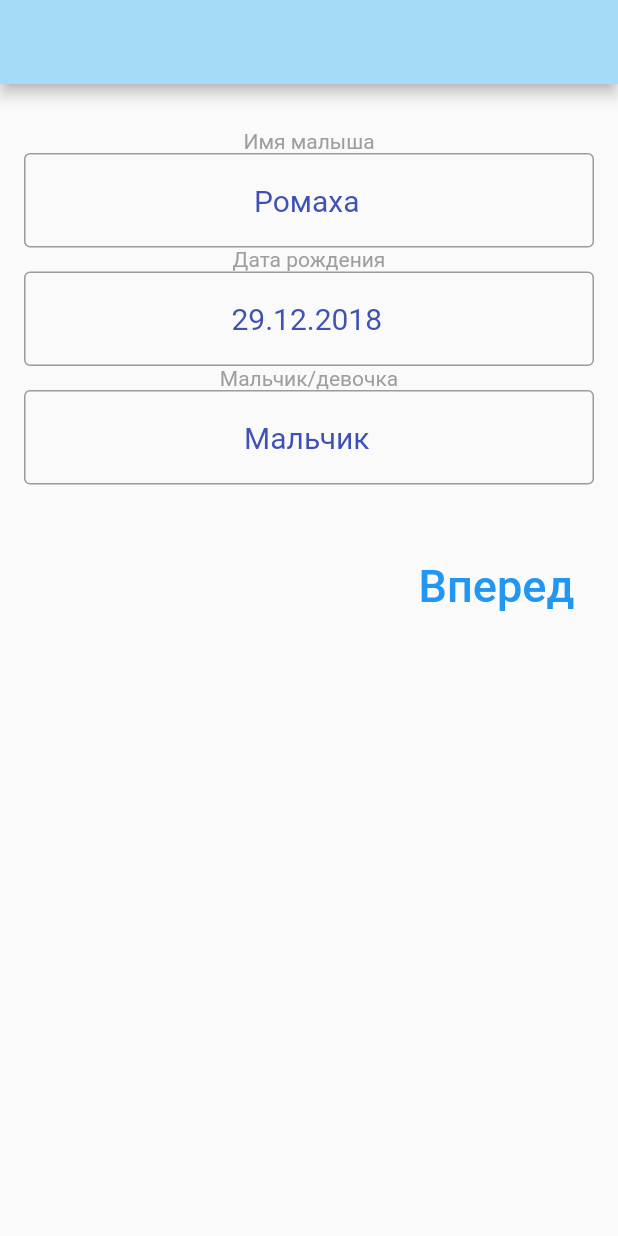
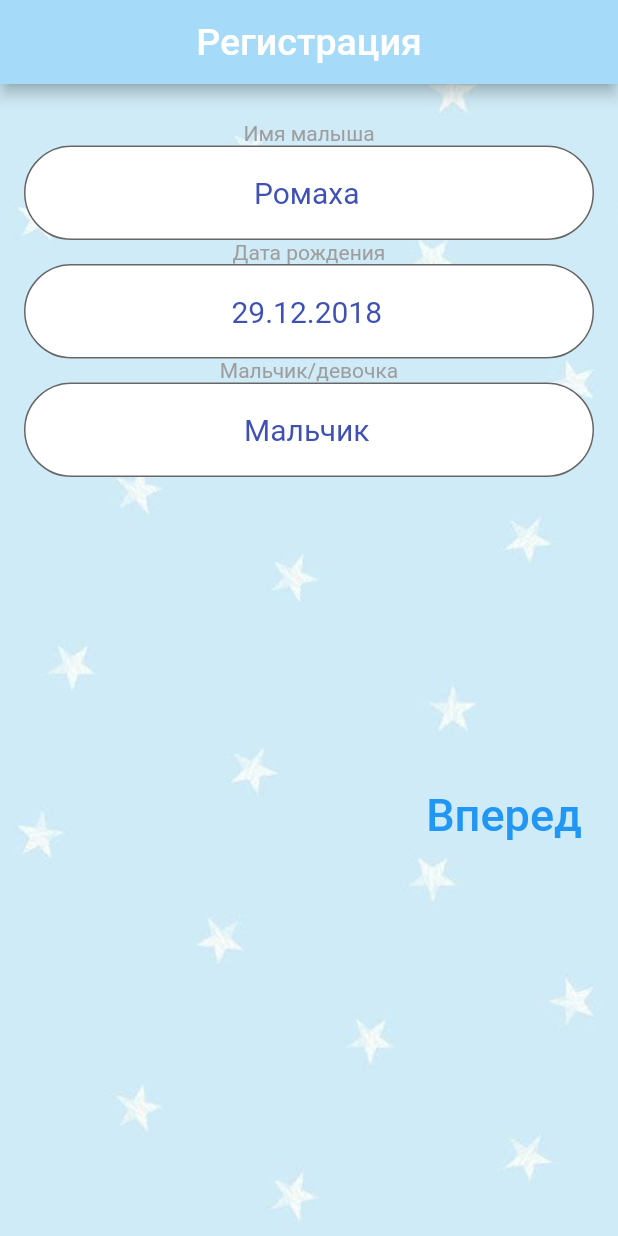
Before and after one commit to TagaevaMaria/diary_baby, a Flutter app: the screen it shows after launch, on a phone screen of 412 x 824 dp. Run offline on Flutter 3.47's test engine with Material 2 defaults, Android fonts, the phone set to English and light mode, and no system bars; our stand-ins replace get, table_calendar.

```diff
--- a/lib/ScreenHeightWeight/screen_height_weight.dart
+++ b/lib/ScreenHeightWeight/screen_height_weight.dart
@@ -31,7 +31,9 @@ class _ScrenHeightWeightState extends State<ScreenHeightWeight> {
             const EdgeInsets.only(top: 50, bottom: 20, left: 10, right: 10),
         mainAxisAlignment: MainAxisAlignment.spaceBetween,
         crossAxisAlignment: CrossAxisAlignment.start,
-        onPressed: () {},
+        onPressed: () {
+          Navigator.of(context).pushNamed('/indicator_calendar_weight');
+        },
         onPressedTwo: () {},
         paddingTwy:
             const EdgeInsets.only(top: 50, bottom: 20, left: 10, right: 10),
--- a/lib/authorization/authorization.dart
+++ b/lib/authorization/authorization.dart
@@ -1,8 +1,21 @@
+import 'package:diary_baby/main_screen/background_widget.dart';
 import 'package:flutter/cupertino.dart';
 import 'package:flutter/material.dart';
 
 import '../main_screen/main_screen_widget.dart';
 
+/// стиль TextField
+const _styleTextFiled = InputDecoration(
+  filled: true,
+  fillColor: Colors.white,
+  border: OutlineInputBorder(
+    borderRadius: BorderRadius.all(
+      Radius.circular(50),
+    ),
+  ),
+);
+
+/// авторизация
 class Authorization extends StatefulWidget {
   const Authorization({Key? key}) : super(key: key);
 
@@ -10,7 +23,6 @@ class Authorization extends StatefulWidget {
   _AuthorizationState createState() => _AuthorizationState();
 }
 
-/// авторизация
 class _AuthorizationState extends State<Authorization> {
   final _autNameController = TextEditingController(text: 'Ромаха');
   final _autDataController = TextEditingController(text: '29.12.2018');
@@ -30,16 +42,25 @@ class _AuthorizationState extends State<Authorization> {
 
   @override
   Widget build(BuildContext context) {
-    return Scaffold(
+    return BackgroundWidget(
+      child: Scaffold(
+          backgroundColor: Colors.transparent,
+          resizeToAvoidBottomInset: false,
           appBar: AppBar(
-          backgroundColor: Color.fromRGBO(165, 218, 249, 1),
+            backgroundColor: const Color.fromRGBO(165, 218, 249, 1),
+            title: const Center(
+              child: Text(
+                'Регистрация',
+                style: TextStyle(fontSize: 25),
+              ),
+            ),
           ),
           body: Padding(
             padding: EdgeInsets.symmetric(horizontal: 16),
             child: Container(
               child: Column(
                 children: [
-                SizedBox(height: 30),
+                  const SizedBox(height: 25),
                   const Text(
                     'Имя малыша',
                     style: TextStyle(color: Colors.grey),
@@ -49,8 +70,7 @@ class _AuthorizationState extends State<Authorization> {
                       controller: _autNameController,
                       style: TextStyle(fontSize: 20, color: Colors.indigo),
                       textAlign: TextAlign.center,
-                  decoration: InputDecoration(border: OutlineInputBorder()),
-                ),
+                      decoration: _styleTextFiled),
                   const Text(
                     'Дата рождения',
                     style: TextStyle(color: Colors.grey),
@@ -58,9 +78,12 @@ class _AuthorizationState extends State<Authorization> {
                   ),
                   TextField(
                     controller: _autDataController,
-                  style: TextStyle(fontSize: 20, color: Colors.indigo),
+                    style: const TextStyle(
+                      fontSize: 20,
+                      color: Colors.indigo,
+                    ),
                     textAlign: TextAlign.center,
-                  decoration: InputDecoration(border: OutlineInputBorder()),
+                    decoration: _styleTextFiled,
                   ),
                   const Text(
                     'Мальчик/девочка',
@@ -71,21 +94,25 @@ class _AuthorizationState extends State<Authorization> {
                     controller: _autPolController,
                     style: TextStyle(fontSize: 20, color: Colors.indigo),
                     textAlign: TextAlign.center,
-                  decoration: InputDecoration(border: OutlineInputBorder()),
+                    decoration: _styleTextFiled,
                   ),
+                  SizedBox(height: 200),
+                  Row(
+                    mainAxisAlignment: MainAxisAlignment.end,
+                    children: [
                       TextButton(
                         onPressed: _autNext,
-                  style: ButtonStyle(
-                      padding: MaterialStateProperty.all(
-                          EdgeInsets.only(top: 50, left: 250))),
                         child: const Text(
                           'Вперед',
                           style: TextStyle(fontSize: 30),
                         ),
+                      ),
+                    ],
                   )
                 ],
               ),
             ),
-        ));
+          )),
+    );
   }
 }
--- a/lib/main.dart
+++ b/lib/main.dart
@@ -2,6 +2,7 @@ import 'package:diary_baby/screen_allergy/screen_allergy.dart';
 import 'package:diary_baby/main_screen/screen_photo.dart';
 import 'package:flutter/material.dart';
 
+import 'ScreenHeightWeight/indicator_calendar_weight.dart';
 import 'authorization/authorization.dart';
 import 'main_screen/main_screen_widget.dart';
 import 'main_screen/screen_achievements.dart';
@@ -38,6 +39,7 @@ class _MyAppState extends State<MyApp> {
         '/screen_photo': (context) => const ScreenPhoto(),
         '/screen_allergy': (context) => const ScreenAllergy(),
         '/screen_height_weight': (context) => const ScreenHeightWeight(),
+        '/indicator_calendar_weight': (context) => IndicatorCalendarWeight(),
       },
       initialRoute: '/',
     );
--- a/lib/main_screen/screen_doctors.dart
+++ b/lib/main_screen/screen_doctors.dart
@@ -21,6 +21,7 @@ class _ScreenDoctorsState extends State<ScreenDoctors> {
   @override
   Widget build(BuildContext context) {
     return Scaffold(
+      resizeToAvoidBottomInset: false,
       backgroundColor: Colors.transparent,
       appBar: AppBar(backgroundColor: const Color.fromRGBO(165, 218, 249, 1)),
       body: ListView.builder(
```
Also changed, not shown: lib/ScreenHeightWeight/Widget_indicators.dart (deleted, +0 -15 lines), lib/ScreenHeightWeight/indicator_calendar_weight.dart (added, +16 -0 lines), lib/main_screen/screen_achievements.dart (+15 -10 lines). Lines whose indentation alone changed are shown as unchanged.
